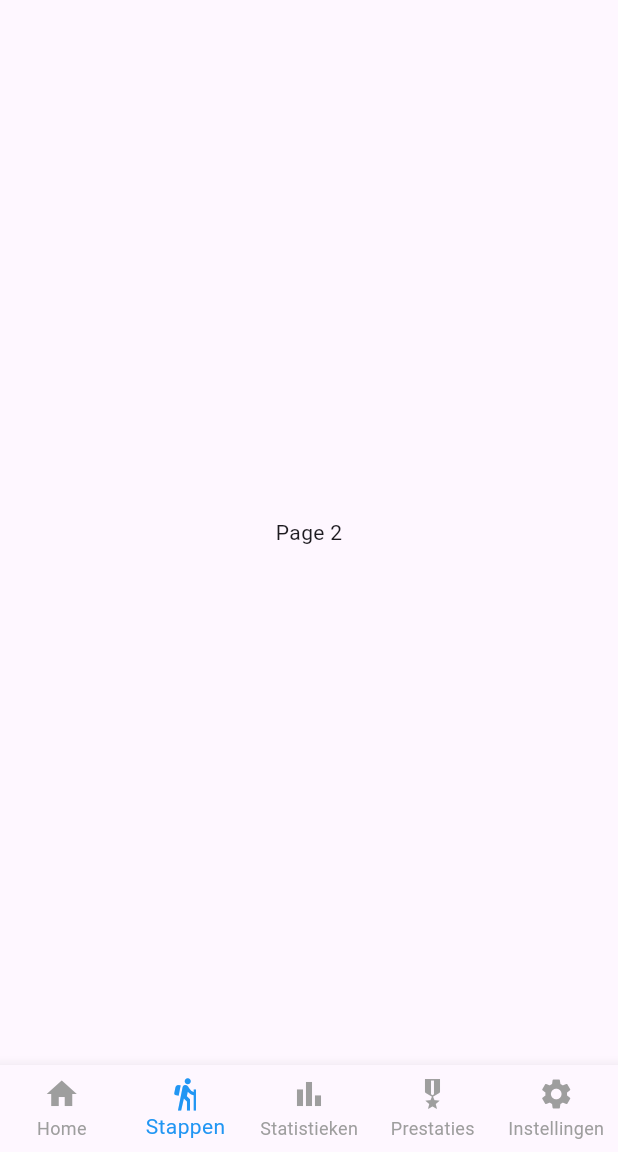
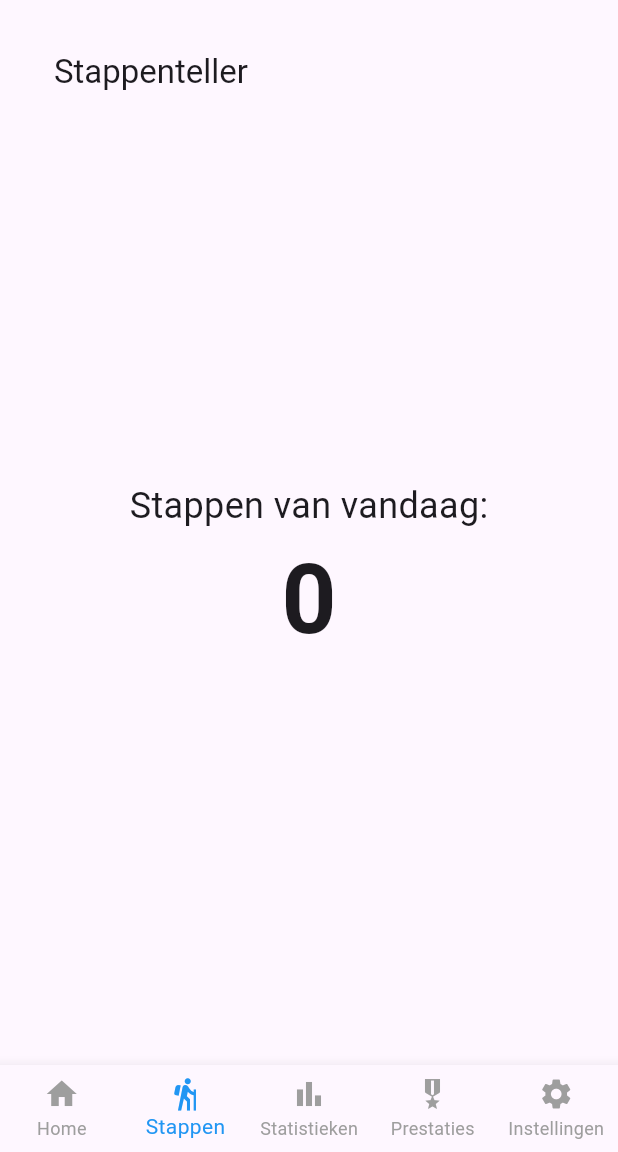
Before and after one commit to Niozk/telze-project, a Flutter app: the screen it shows after launch, swiped to page 2, on a phone screen of 412 x 824 dp, the part 84-1236 px from its top. Run offline on Flutter 3.47's test engine with Material 3 defaults, Android fonts, the light colour scheme and no system bars; our stand-ins replace geocoding, location, pedometer, permission_handler, shared_preferences.

Commit message:
Stepcounter added
-Working pedometer as intended using a accelerometer
-Data gets stored using shared_preferences
-Needs activitity permission
-Error handling added to weather and stepcounting pages
-Added packages: Pedometer, Permission_handler and Shared_preferences

```diff
--- /dev/null
+++ b/lib/components/steps_widget.dart
@@ -0,0 +1,96 @@
+import 'package:flutter/material.dart';
+import 'package:telze/services/steps_service.dart';
+import 'package:permission_handler/permission_handler.dart';
+
+class StepsWidget extends StatefulWidget {
+  const StepsWidget({super.key});
+
+  @override
+  State<StepsWidget> createState() => _StepsWidgetState();
+}
+
+class _StepsWidgetState extends State<StepsWidget> {
+  final StepsService _stepsService = StepsService();
+  int _currentSteps = 0;
+  bool _showPermissionDeniedMessage = false;
+
+  @override
+  void initState() {
+    super.initState();
+    _initSteps();
+    _checkPermissionsAndStartListening();
+  }
+
+  Future<void> _initSteps() async {
+    _currentSteps = await _stepsService.getStepsToday();
+    setState(() {});
+  }
+
+  void _checkPermissionsAndStartListening() async {
+    var status = await Permission.activityRecognition.status;
+    if (!status.isGranted) {
+      await _requestPermissionAndHandleResult();
+    } else {
+      _startListening();
+    }
+  }
+
+  Future<void> _requestPermissionAndHandleResult() async {
+    var status = await Permission.activityRecognition.request();
+    if (status.isGranted) {
+      _startListening();
+    } else {
+      setState(() {
+        _showPermissionDeniedMessage = true;
+      });
+    }
+  }
+
+  void _startListening() {
+    _stepsService.startListening((steps) {
+      setState(() {
+        _currentSteps = steps;
+      });
+    });
+  }
+
+  @override
+  Widget build(BuildContext context) {
+    return Scaffold(
+      appBar: _showPermissionDeniedMessage ? null : AppBar(
+        title: const Text('Stappenteller'),
+      ),
+      body: _buildBody(),
+    );
+  }
+
+  Widget _buildBody() {
+    if (_showPermissionDeniedMessage) {
+      return const Center(
+        child: Padding(
+          padding: EdgeInsets.all(16.0),
+          child: Text(
+            'Error: Geef ons aub toegang tot uw activiteiten',
+            textAlign: TextAlign.center,
+          ),
+        ),
+      );
+    } else {
+      return Center(
+        child: Column(
+          mainAxisAlignment: MainAxisAlignment.center,
+          children: <Widget>[
+            const Text(
+              'Stappen van vandaag:',
+              style: TextStyle(fontSize: 24),
+            ),
+            Text(
+              '$_currentSteps',
+              style: const TextStyle(fontSize: 64, fontWeight: FontWeight.bold),
+            ),
+          ],
+        ),
+      );
+    }
+  }
+}
--- a/lib/pages/telze_home_page.dart
+++ b/lib/pages/telze_home_page.dart
@@ -1,5 +1,6 @@
 import 'package:flutter/material.dart';
-import 'package:telze/components/weather_widget.dart';
+import 'package:telze/pages/telze_weather_page.dart';
+import 'package:telze/pages/telze_steps_page.dart';
 
 class TelzeHomePage extends StatefulWidget {
   const TelzeHomePage({super.key});
@@ -13,8 +14,8 @@ class _TelzeHomePageState extends State<TelzeHomePage> {
   final PageController _pageController = PageController();
 
   static final List<Widget> _pages = <Widget>[
-    const WeatherWidget(),
-    const Center(child: Text('Page 2')),
+    const WeatherPage(),
+    const StepsPage(),
     const Center(child: Text('Page 3')),
     const Center(child: Text('Page 4')),
     const Center(child: Text('Page 5')),
--- /dev/null
+++ b/lib/pages/telze_steps_page.dart
@@ -0,0 +1,16 @@
+import 'package:flutter/material.dart';
+import 'package:telze/components/steps_widget.dart';
+
+class StepsPage extends StatelessWidget {
+  const StepsPage({super.key});
+
+  @override
+  Widget build(BuildContext context) {
+    return const Scaffold(
+      body: Padding(
+        padding: EdgeInsets.all(20),
+        child: StepsWidget(),
+      ),
+    );
+  }
+}
--- a/pubspec.yaml
+++ b/pubspec.yaml
@@ -38,6 +38,9 @@ dependencies:
   http: ^1.2.1
   location: ^6.0.2
   geocoding: ^3.0.0
+  shared_preferences: ^2.2.3
+  pedometer: ^4.0.1
+  permission_handler: ^11.3.1
 
 dev_dependencies:
   flutter_test:
```
Also changed, not shown: lib/components/weather_widget.dart (+4 -3 lines), lib/services/steps_service.dart (added, +39 -0 lines), pubspec.lock, 4 other files.
